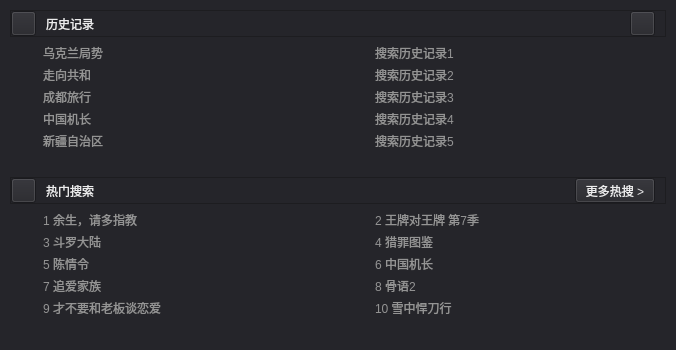
Before: the Qt Designer form VideoPlayer/mainwidget/recommend/SearchForm.ui in huizhang556/pc-video-player, drawn with Qt 5.
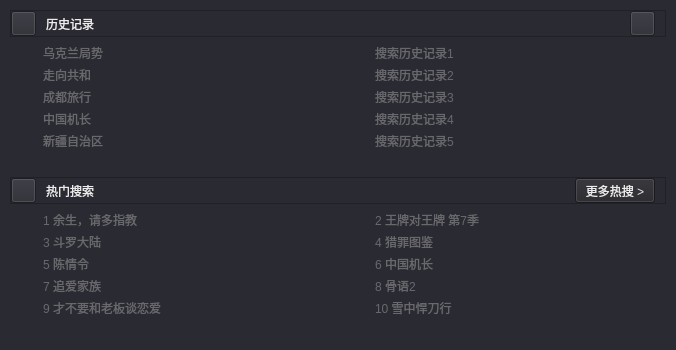
After: the same form once the commit is applied. Icons and pictures are not drawn.

Diff of the .ui file:
```diff
--- a/VideoPlayer/mainwidget/recommend/SearchForm.ui
+++ b/VideoPlayer/mainwidget/recommend/SearchForm.ui
@@ -26,7 +26,7 @@
    <string>Form</string>
   </property>
   <property name="styleSheet">
-   <string notr="true">background-color: #25252a;</string>
+   <string notr="true">background-color: #2a2a32;</string>
   </property>
   <layout class="QVBoxLayout" name="verticalLayout_2">
    <property name="spacing">
@@ -196,12 +196,14 @@
 padding-left:30px;
 border:none;
 font: 12pt &quot;楷体&quot;;
-color: rgb(148, 148, 148);
+color: #68686d;
+background-color: #2a2a32;
 }
 
 QListWidget::item
 {
 min-height:22px;
+background-color: #2a2a32;
 
 }
 
@@ -247,13 +249,14 @@
 padding-left:30px;
 border:none;
 font: 12pt &quot;楷体&quot;;
-color: rgb(148, 148, 148);
+color: #68686d;
+background-color: #2a2a32;
 }
 
 QListWidget::item
 {
 min-height:22px;
-
+background-color: #2a2a32;
 }
 
 QListWidget::item:hover
@@ -444,12 +447,14 @@
 padding-left:30px;
 border:none;
 font: 12pt &quot;楷体&quot;;
-color: rgb(148, 148, 148);
+color: #68686d;
+background-color: #2a2a32;
 }
 
 QListWidget::item
 {
 min-height:22px;
+background-color: #2a2a32;
 
 }
 
@@ -495,13 +500,14 @@
 padding-left:30px;
 border:none;
 font: 12pt &quot;楷体&quot;;
-color: rgb(148, 148, 148);
+color: #68686d;
+background-color: #2a2a32;
 }
 
 QListWidget::item
 {
 min-height:22px;
-
+background-color: #2a2a32;
 }
 
 QListWidget::item:hover
```
Left out of the diff: 16 changed lines with no effect on the pictures.
